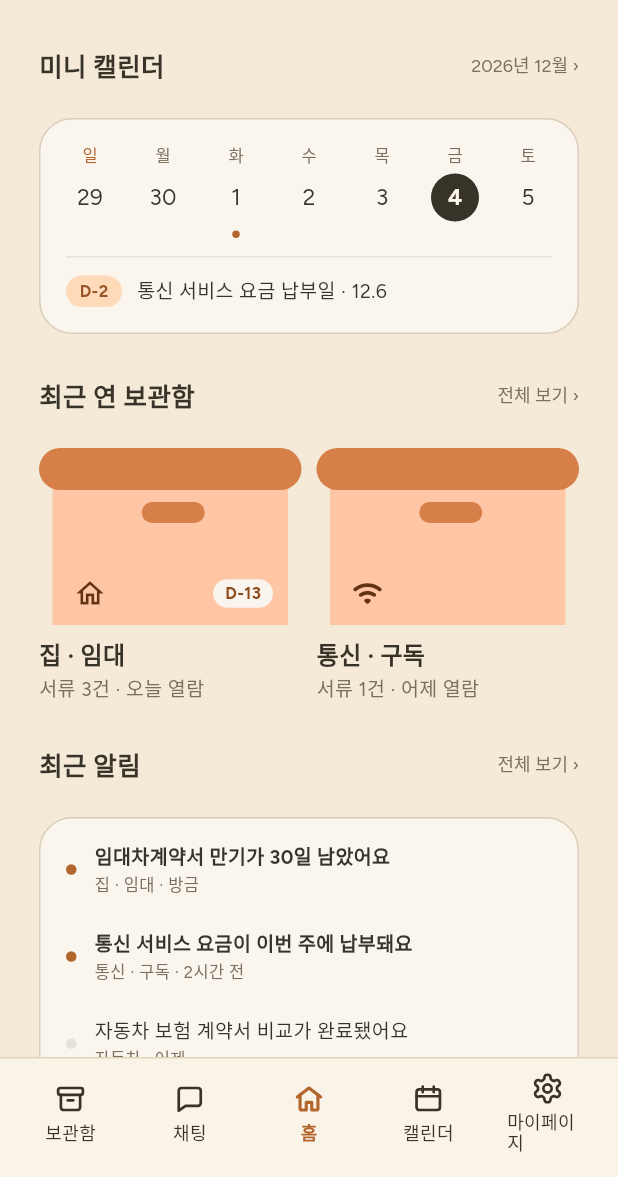
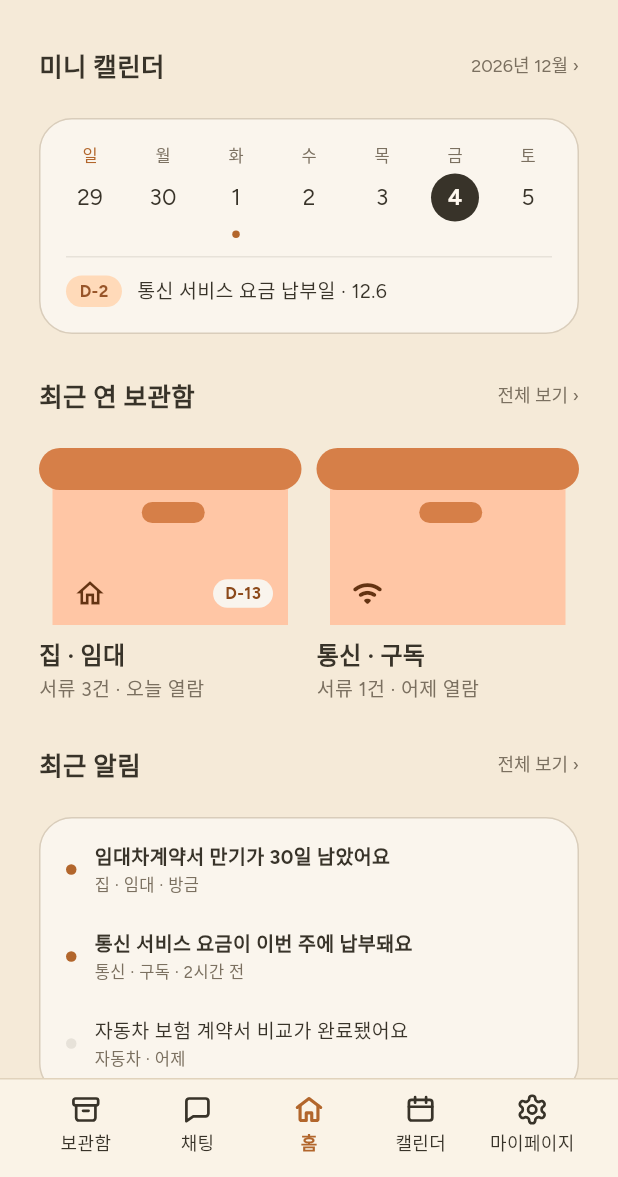
Before and after one commit to gachi-2-4/chagok-mobile, a Flutter app: the screen it shows after launch, on a phone screen of 412 x 824 dp, the part 59-1236 px from its top. Run offline on Flutter 3.47's test engine with Material 3 defaults, Android fonts, the phone set to English and light mode, and no system bars; our stand-ins replace file_picker, flutter_riverpod, flutter_secure_storage, flutter_svg, go_router, package_info_plus; missing offline and left inert: app_settings, cunning_document_scanner.

Commit message:
fix(app): 작은 화면·큰 글자에서 넘치던 레이아웃 수정 (#36)
작은 폰(320pt)에서 글자를 크게 키우거나 기기 글자를 최대로 하면 화면
밖으로 넘치던 곳, 그리고 바텀바 이름이 두 줄로 깨지던 것을 고친다.
- 로그인: "자동 로그인 · 비밀번호 찾기"가 한 줄에 안 들어가면 아랫줄로
- 간편 로그인 버튼: 글자가 버튼보다 길면 로고·글자를 줄여 맞춤
- 캘린더 범례: 한 칸이 줄보다 길면 글자를 줄바꿈
- 바텀바: 탭을 같은 너비로 나눠 "마이페이지"도 한 줄에 들어가게 하고,
  더 길어지면 줄여서 맞춤. 누르는 영역도 탭 너비 전체로 넓어짐
- 작은 폰·큰 글자·태블릿·가로 화면에서 모든 화면이 넘치지 않는지
  확인하는 테스트 추가

Co-authored-by: Claude Opus 5.5 <noreply@anthropic.com>

```diff
--- a/lib/core/widgets/app_bottom_nav_bar.dart
+++ b/lib/core/widgets/app_bottom_nav_bar.dart
@@ -34,14 +34,17 @@ class AppBottomNavBar extends StatelessWidget {
           padding: const EdgeInsets.symmetric(
             horizontal: AppSpacing.navBarPaddingHorizontal,
           ),
+          // 탭마다 같은 너비를 주어, "마이페이지"처럼 긴 이름도 화면 너비와
+          // 관계없이 한 줄에 들어가게 합니다. 누르는 영역도 탭 너비 전체입니다.
           child: Row(
-            mainAxisAlignment: MainAxisAlignment.spaceBetween,
             children: [
               for (final (index, item) in items.indexed)
-                _NavTab(
-                  item: item,
-                  isActive: index == currentIndex,
-                  onTap: () => onTap(index),
+                Expanded(
+                  child: _NavTab(
+                    item: item,
+                    isActive: index == currentIndex,
+                    onTap: () => onTap(index),
+                  ),
                 ),
             ],
           ),
@@ -58,17 +61,67 @@ class _NavTab extends StatelessWidget {
     required this.onTap,
   });
 
-  static const _width = 54.0;
-  static const _iconSize = 22.0;
-
   final AppBottomNavItem item;
   final bool isActive;
   final VoidCallback onTap;
 
   @override
   Widget build(BuildContext context) {
+    return Semantics(
+      button: true,
+      selected: isActive,
+      child: GestureDetector(
+        behavior: HitTestBehavior.opaque,
+        onTap: onTap,
+        child: Container(
+          width: double.infinity,
+          constraints: const BoxConstraints(
+            minHeight: kMinInteractiveDimension,
+          ),
+          padding: const EdgeInsets.only(
+            top: AppSpacing.navBarPaddingTop,
+            bottom: AppSpacing.navBarPaddingBottom,
+          ),
+          child: Column(
+            mainAxisSize: MainAxisSize.min,
+            children: [
+              _NavIcon(item: item, isActive: isActive),
+              const SizedBox(height: AppSpacing.xs),
+              // 글자를 크게 키워 탭보다 길어지면 줄을 바꾸지 않고 줄여서 맞춥니다.
+              FittedBox(
+                fit: BoxFit.scaleDown,
+                child: Text(
+                  item.label,
+                  maxLines: 1,
+                  style: isActive
+                      ? AppTypography.label.copyWith(
+                          color: AppColors.navActive,
+                          fontWeight: FontWeight.w700,
+                        )
+                      : AppTypography.label,
+                ),
+              ),
+            ],
+          ),
+        ),
+      ),
+    );
+  }
+}
+
+/// 탭 아이콘. 선택된 탭은 선택용 아이콘을, 없으면 같은 아이콘을 강조 색으로 칠합니다.
+class _NavIcon extends StatelessWidget {
+  const _NavIcon({required this.item, required this.isActive});
+
+  final AppBottomNavItem item;
+  final bool isActive;
+
+  static const _iconSize = 22.0;
+
+  @override
+  Widget build(BuildContext context) {
     final activeIconAsset = item.activeIconAsset;
-    final icon = switch ((isActive, activeIconAsset)) {
+    return switch ((isActive, activeIconAsset)) {
       (true, final String asset) => SvgPicture.asset(
         asset,
         width: _iconSize,
@@ -89,40 +142,5 @@ class _NavTab extends StatelessWidget {
         height: _iconSize,
       ),
     };
-
-    return Semantics(
-      button: true,
-      selected: isActive,
-      child: GestureDetector(
-        behavior: HitTestBehavior.opaque,
-        onTap: onTap,
-        child: Container(
-          width: _width,
-          constraints: const BoxConstraints(
-            minHeight: kMinInteractiveDimension,
-          ),
-          padding: const EdgeInsets.only(
-            top: AppSpacing.navBarPaddingTop,
-            bottom: AppSpacing.navBarPaddingBottom,
-          ),
-          child: Column(
-            mainAxisSize: MainAxisSize.min,
-            children: [
-              icon,
-              const SizedBox(height: AppSpacing.xs),
-              Text(
-                item.label,
-                style: isActive
-                    ? AppTypography.label.copyWith(
-                        color: AppColors.navActive,
-                        fontWeight: FontWeight.w700,
-                      )
-                    : AppTypography.label,
-              ),
-            ],
-          ),
-        ),
-      ),
-    );
   }
 }
--- a/lib/features/auth/presentation/login_screen.dart
+++ b/lib/features/auth/presentation/login_screen.dart
@@ -135,14 +135,16 @@ class _LoginOptions extends ConsumerWidget {
 
   @override
   Widget build(BuildContext context, WidgetRef ref) {
-    return Row(
+    // 글자를 크게 키워 한 줄에 들어가지 않으면 비밀번호 찾기를 아랫줄로 내립니다.
+    return Wrap(
+      alignment: WrapAlignment.spaceBetween,
+      crossAxisAlignment: WrapCrossAlignment.center,
       children: [
         CheckLabel(
           label: AuthStrings.keepSignedIn,
           isChecked: keepSignedIn,
           onTap: () => ref.read(loginProvider.notifier).toggleKeepSignedIn(),
         ),
-        const Spacer(),
         TextButton(
           onPressed: () => unawaited(context.push(AppRoute.forgotPassword)),
           style: TextButton.styleFrom(
--- a/lib/features/auth/presentation/widgets/social_login_button.dart
+++ b/lib/features/auth/presentation/widgets/social_login_button.dart
@@ -37,6 +37,9 @@ class SocialLoginButton extends StatelessWidget {
             side: BorderSide(color: provider.borderColor),
           ),
         ),
+        // 버튼 높이가 정해져 있어, 글자를 크게 키우면 로고와 글자를 함께 줄여 버튼 안에 맞춥니다.
+        child: FittedBox(
+          fit: BoxFit.scaleDown,
           child: Row(
             mainAxisSize: MainAxisSize.min,
             children: [
@@ -50,6 +53,7 @@ class SocialLoginButton extends StatelessWidget {
             ],
           ),
         ),
+      ),
     );
   }
 }
--- a/lib/features/calendar/presentation/widgets/month_calendar_card.dart
+++ b/lib/features/calendar/presentation/widgets/month_calendar_card.dart
@@ -371,7 +371,8 @@ class _LegendItem extends StatelessWidget {
           decoration: BoxDecoration(color: color, shape: BoxShape.circle),
         ),
         const SizedBox(width: AppSpacing.xs),
-        Text(label, style: AppTypography.caption),
+        // 글자를 크게 키워 한 칸이 줄보다 길어지면 글자를 줄바꿈합니다.
+        Flexible(child: Text(label, style: AppTypography.caption)),
       ],
     );
   }
```
Also changed, not shown: 1 other file. Lines whose indentation alone changed are shown as unchanged.
